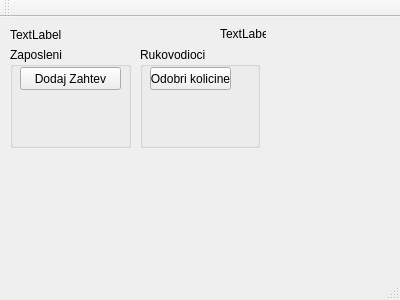
Old version of the form mainwindow.ui in the repository zivke/nabavke.
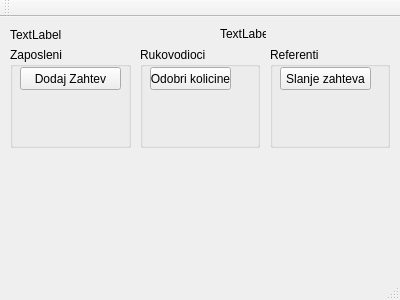
New version of the form.

Patch:
```diff
--- a/mainwindow.ui
+++ b/mainwindow.ui
@@ -92,6 +92,32 @@
      <string>TextLabel</string>
     </property>
    </widget>
+   <widget class="QGroupBox" name="groupBox_3">
+    <property name="geometry">
+     <rect>
+      <x>270</x>
+      <y>30</y>
+      <width>120</width>
+      <height>101</height>
+     </rect>
+    </property>
+    <property name="title">
+     <string>Referenti</string>
+    </property>
+    <widget class="QPushButton" name="btnSlanjeZahteva">
+     <property name="geometry">
+      <rect>
+       <x>10</x>
+       <y>20</y>
+       <width>91</width>
+       <height>23</height>
+      </rect>
+     </property>
+     <property name="text">
+      <string>Slanje zahteva</string>
+     </property>
+    </widget>
+   </widget>
   </widget>
   <widget class="QMenuBar" name="menuBar">
    <property name="geometry">
```
